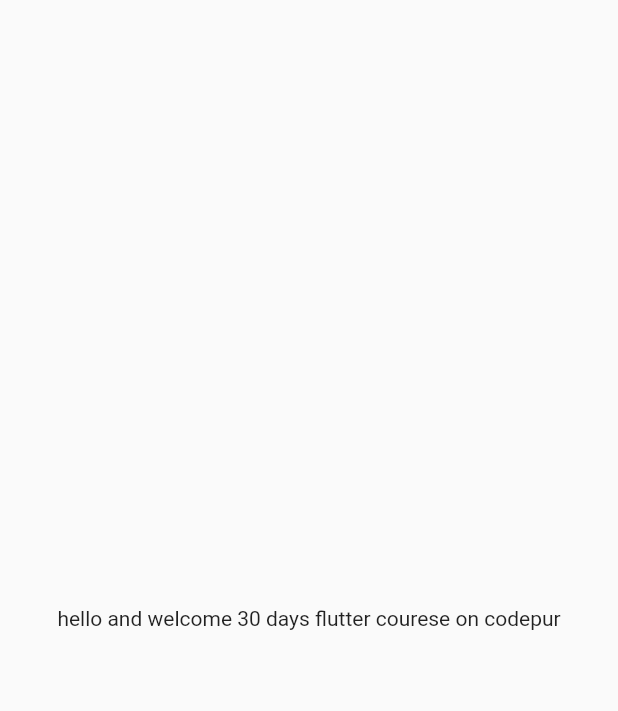
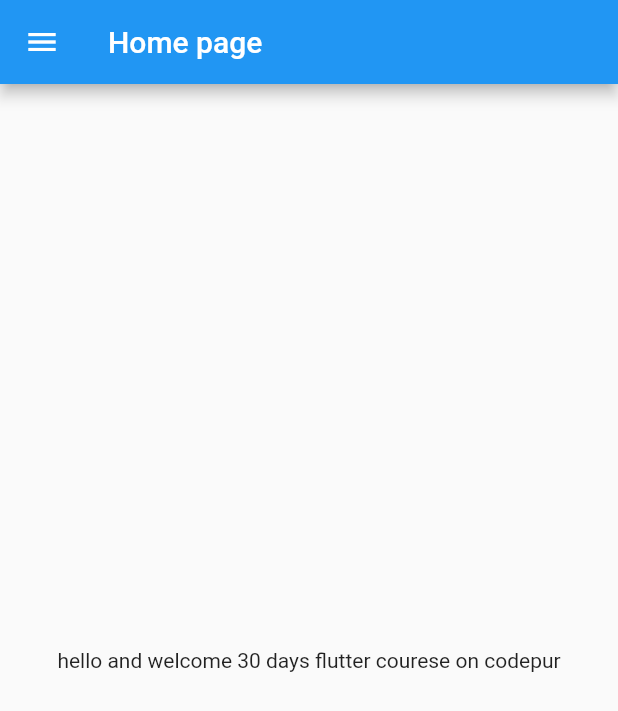
Before and after one commit to Asumalsingh/New-catalog-app, a Flutter app: the screen it shows after launch, on a phone screen of 412 x 824 dp. Shown: the top 711 px of the screen. Run offline on Flutter 3.47's test engine with Material 2 defaults, Android fonts, the phone set to English and light mode, and no system bars.

Commit message:
day2 completed

```diff
--- a/lib/main.dart
+++ b/lib/main.dart
@@ -1,3 +1,4 @@
+import 'package:catalog_app/pages/home.dart';
 import 'package:flutter/material.dart';
 
 void main() {
@@ -5,17 +6,10 @@ void main() {
 }
 
 class MyApp extends StatelessWidget {
-  int n = 30;
-  String name = 'codepur';
-
   @override
   Widget build(BuildContext context) {
     return MaterialApp(
-      home: Material(
-        child: Center(
-          child: Text("hello and welcome $n days flutter courese on $name"),
-        ),
-      ),
+      home: HomePage(),
     );
   }
 }
--- /dev/null
+++ b/lib/pages/home.dart
@@ -0,0 +1,29 @@
+import 'package:flutter/material.dart';
+
+class HomePage extends StatefulWidget {
+  const HomePage({Key? key}) : super(key: key);
+
+  @override
+  _HomePageState createState() => _HomePageState();
+}
+
+class _HomePageState extends State<HomePage> {
+  int n = 30;
+  String name = 'codepur';
+  @override
+  Widget build(BuildContext context) {
+    return Scaffold(
+      appBar: AppBar(
+        title: Text(
+          'Home page',
+        ),
+      ),
+      body: Material(
+        child: Center(
+          child: Text("hello and welcome $n days flutter courese on $name"),
+        ),
+      ),
+      drawer: Drawer(),
+    );
+  }
+}
```
